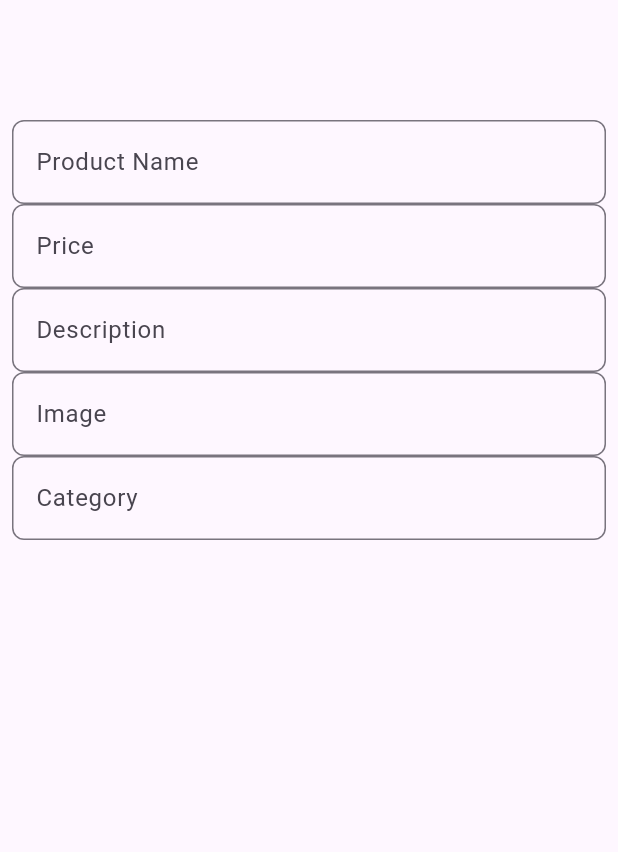
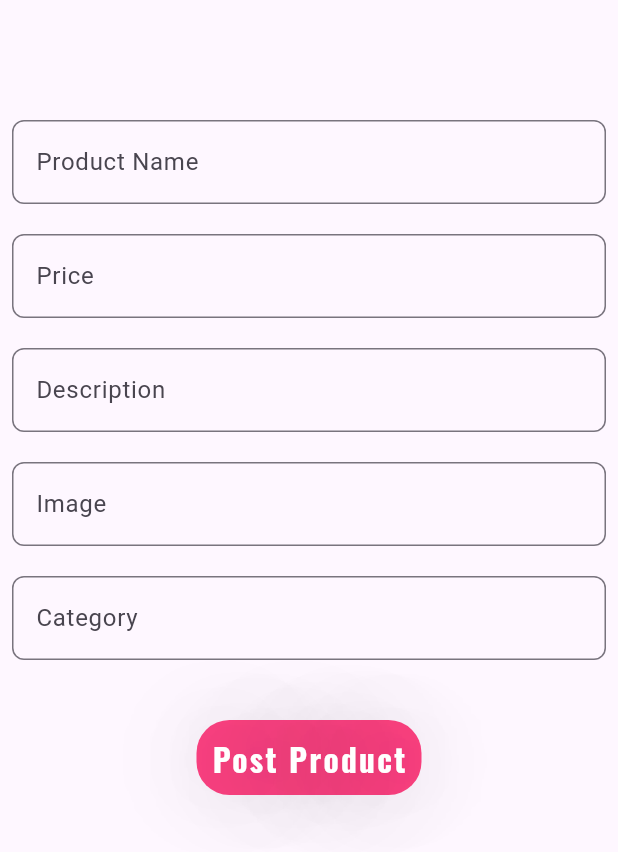
Before and after one commit to ahmedjamal22290/Store-App, a Flutter app: the PostPage screen opened directly, on a phone screen of 412 x 824 dp. Shown: the top 852 px of the screen. Run offline on Flutter 3.47's test engine with Material 3 defaults, Android fonts, the phone set to English and light mode, and no system bars; our stand-ins replace flutter_bloc, font_awesome_flutter, loading_animation_widget, modal_progress_hud_nsn, popover; network calls fail.

Commit message:
create post product botun

```diff
--- a/lib/screens/post_page.dart
+++ b/lib/screens/post_page.dart
@@ -27,30 +27,62 @@ class _PostPageState extends State<PostPage> {
                   title = value;
                 },
               ),
+              SizedBox(height: 20),
               customTextFormField(
                 title: 'Price',
                 onChanged: (value) {
                   price = value;
                 },
               ),
+              SizedBox(height: 20),
               customTextFormField(
                 title: 'Description',
                 onChanged: (value) {
                   desc = value;
                 },
               ),
+              SizedBox(height: 20),
               customTextFormField(
                 title: 'Image',
                 onChanged: (value) {
                   image = value;
                 },
               ),
+              SizedBox(height: 20),
               customTextFormField(
                 title: 'Category',
                 onChanged: (value) {
                   category = value;
                 },
               ),
+              SizedBox(height: 40),
+              GestureDetector(
+                onTap: () {},
+                child: Container(
+                  height: 50,
+                  width: 150,
+                  decoration: BoxDecoration(
+                    borderRadius: BorderRadius.circular(22),
+                    color: Colors.pinkAccent,
+                  ),
+                  child: Center(
+                      child: Text(
+                    'Post Product',
+                    style: TextStyle(
+                      fontSize: 21,
+                      color: Colors.white,
+                      fontFamily: 'Oswald',
+                      shadows: [
+                        Shadow(
+                          blurRadius: 80,
+                        )
+                      ],
+                      letterSpacing: 1.5,
+                      fontWeight: FontWeight.bold,
+                    ),
+                  )),
+                ),
+              )
             ],
           ),
         ),
```
